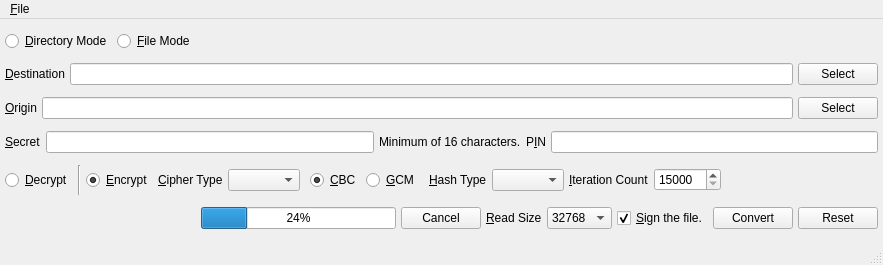
textbrowser/spot-on, file branches/trunk/UI/spot-on-encryptfile.ui: the form before one commit.
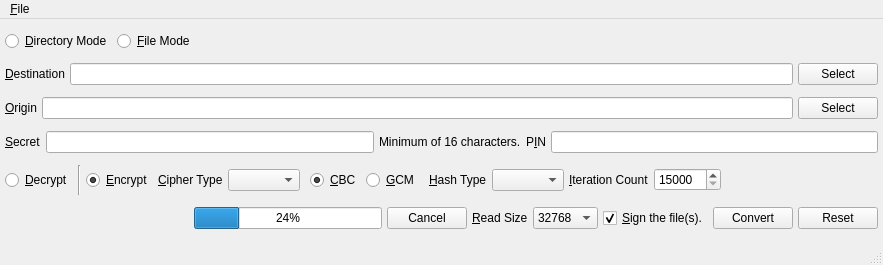
The form after the commit. Icons and pictures are not drawn.

Commit message: Corrected widget text.

Patch:
```diff
--- a/branches/trunk/UI/spot-on-encryptfile.ui
+++ b/branches/trunk/UI/spot-on-encryptfile.ui
@@ -413,7 +413,7 @@
          </sizepolicy>
         </property>
         <property name="text">
-         <string>&amp;Sign the file.</string>
+         <string>&amp;Sign the file(s).</string>
         </property>
         <property name="checked">
          <bool>true</bool>
```
Left out of the diff: 22 changed lines with no effect on the pictures. The commit also changes 2 other files.
